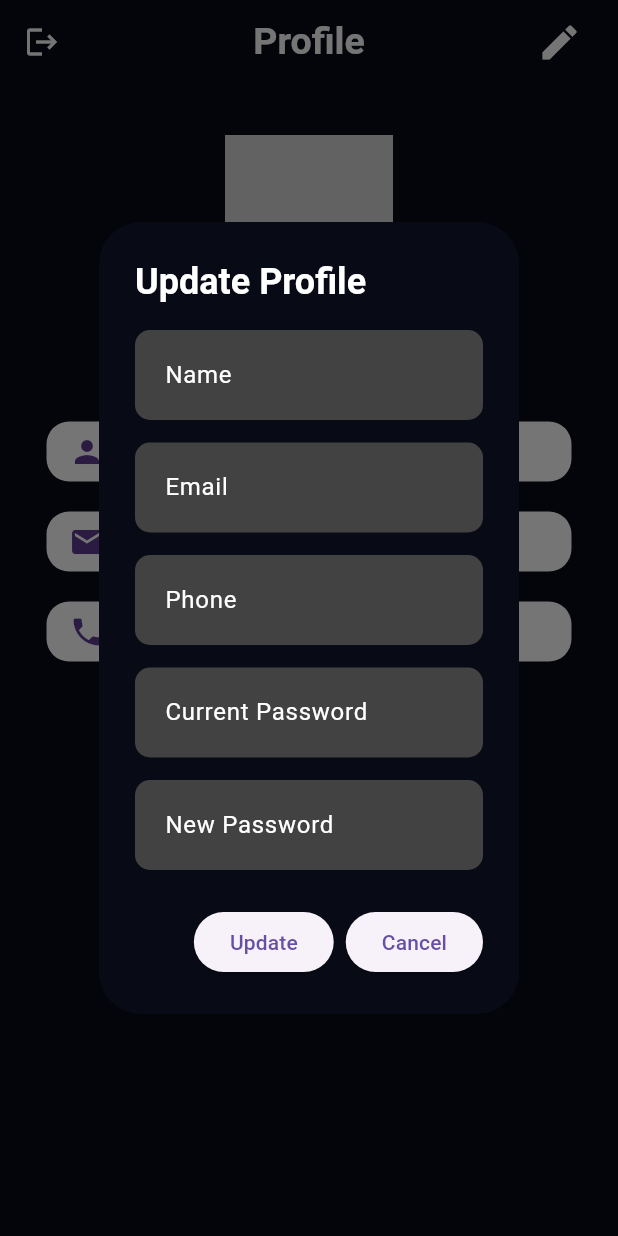
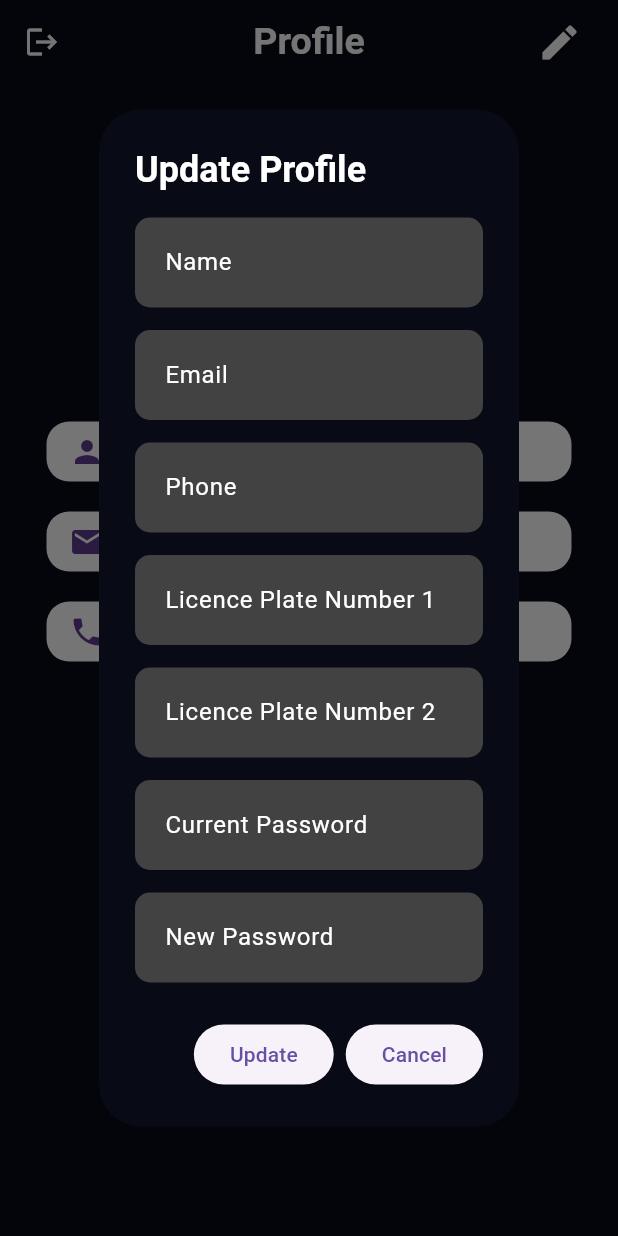
Before and after one commit to yassinema11/SBM, a Flutter app: the Profile screen opened by its route, after a tap on the "edit" icon, on a phone screen of 412 x 824 dp. Run offline on Flutter 3.47's test engine with Material 3 defaults, Android fonts, the phone set to English and light mode, and no system bars; drawn by our look-alikes of flutter_profile_picture; our stand-ins replace curved_navigation_bar, flutter_blue_plus, permission_handler, shared_preferences, webview_flutter; missing offline and left inert: beacon_broadcast; accounts and stored records are empty.

Commit message:
Profile + Maps

```diff
--- a/lib/main.dart
+++ b/lib/main.dart
@@ -6,7 +6,7 @@ import 'package:temp1/pages/Home.dart';
 import 'package:temp1/pages/maps.dart';
 import 'package:temp1/pages/profile.dart';
 import 'package:temp1/pages/register_page.dart';
-import 'package:temp1/pages/settings.dart';
+//import 'package:temp1/pages/settings.dart';
 import 'package:temp1/pages/welcome_page.dart';
 
 void main()
@@ -45,7 +45,7 @@ class MyApp extends StatelessWidget
         '/profile': (context) => const Profile(),
         '/home': (context) => const Home(),
         '/maps': (context) => const Maps(),
-        '/settings': (context) => const Settings(),
+        //'/settings': (context) => const Settings(),
       },
 
     );
--- a/lib/pages/profile.dart
+++ b/lib/pages/profile.dart
@@ -23,6 +23,8 @@ class ProfileState extends State<Profile>
   late String name = "Name";
   late String mail = "Email";
   late String phone = "Phone";
+  late String lpn1 = "123TN1234";
+  late String lpn2 = "123TN1234";
   late String curpas = "Current Password";
   late String newpas = "New Password";
   late List<dynamic> lpns = []; // List to store license plate numbers
@@ -206,6 +208,8 @@ Future<void> ProfileData() async {
     String newName = name;
     String newMail = mail;
     String newPhone = phone;
+    String newlpn1 = lpn1;
+    String newlpn2 = lpn2;
     String actualPassword = curpas;
     String newPassword = newpas;
 
@@ -306,6 +310,55 @@ Future<void> ProfileData() async {
                   ),
                 ),
 
+const SizedBox(height: 15),
+
+                Container
+                (
+                  height: 60,
+                  decoration: BoxDecoration
+                  (
+                    borderRadius: BorderRadius.circular(10),
+                    color: Colors.grey[800],
+                  ),
+                  child: TextField
+                  (
+                    style: TextStyle(color: Colors.white),
+                    onChanged: (value) => newlpn1 = value,
+                    decoration: InputDecoration
+                    (
+                      labelText: 'Licence Plate Number 1',
+                      labelStyle: TextStyle(color: Colors.white),
+                      border: InputBorder.none,
+                      contentPadding: EdgeInsets.symmetric(horizontal: 20, vertical: 14),
+                    ),
+                  ),
+                ),
+
+
+const SizedBox(height: 15),
+
+                Container
+                (
+                  height: 60,
+                  decoration: BoxDecoration
+                  (
+                    borderRadius: BorderRadius.circular(10),
+                    color: Colors.grey[800],
+                  ),
+                  child: TextField
+                  (
+                    style: TextStyle(color: Colors.white),
+                    onChanged: (value) => newlpn2 = value,
+                    decoration: InputDecoration
+                    (
+                      labelText: 'Licence Plate Number 2',
+                      labelStyle: TextStyle(color: Colors.white),
+                      border: InputBorder.none,
+                      contentPadding: EdgeInsets.symmetric(horizontal: 20, vertical: 14),
+                    ),
+                  ),
+                ),
+
       const SizedBox(height: 15),
 
                 Container
@@ -384,8 +437,10 @@ Future<void> ProfileData() async {
                   {
                     'name': newName,
                     'email': newMail,
-                    'phone_number': newPhone,
-                    'password': newPassword,
+                    'phoneNumber': newPhone,
+                    'password': newpas,
+                    'lpn1': newlpn1,
+                    'lpn2': newlpn2,
                   }),
                 );
 
@@ -394,6 +449,8 @@ Future<void> ProfileData() async {
                     name = newName;
                     mail = newMail;
                     phone = newPhone;
+                    lpn1 = newlpn1;
+                    lpn2 = newlpn2;
 
                     print("User data Updated Successfully . . .");
 
--- a/lib/pages/settings.dart
+++ b/lib/pages/settings.dart
@@ -1,4 +1,4 @@
-// ignore_for_file: use_build_context_synchronously, prefer_const_constructors, unused_element, avoid_print, unused_local_variable, avoid_unnecessary_containers, sized_box_for_whitespace, dead_code
+/* // ignore_for_file: use_build_context_synchronously, prefer_const_constructors, unused_element, avoid_print, unused_local_variable, avoid_unnecessary_containers, sized_box_for_whitespace, dead_code
 
 import 'package:flutter/material.dart';
 import 'package:screen_brightness/screen_brightness.dart';
@@ -259,3 +259,4 @@ class _SettingsState extends State<Settings>
     );
   }
 }
+ */
--- a/lib/pages/welcome_page.dart
+++ b/lib/pages/welcome_page.dart
@@ -714,7 +714,7 @@ class WelcomePageState extends State<WelcomePage>
         break;
 
       case 2:
-        widget = const Settings();
+        widget = const Maps();
         break;
 
       default:
--- a/pubspec.yaml
+++ b/pubspec.yaml
@@ -44,11 +44,9 @@ dependencies:
   image_picker: ^1.0.7
   flutter_profile_picture: ^2.0.0
   beacon_broadcast: ^0.3.1
-  screen_brightness: ^1.0.0
   flutter_localization: ^0.2.0
   permission_handler: ^11.3.0
-  webview_flutter: ^4.2.4
-
+  webview_flutter: ^4.7.0
 
 
 dev_dependencies:
```
Also changed, not shown: lib/pages/home.dart (+21 -32 lines), lib/pages/maps.dart (+58 -8 lines), pubspec.lock, 5 other files.
